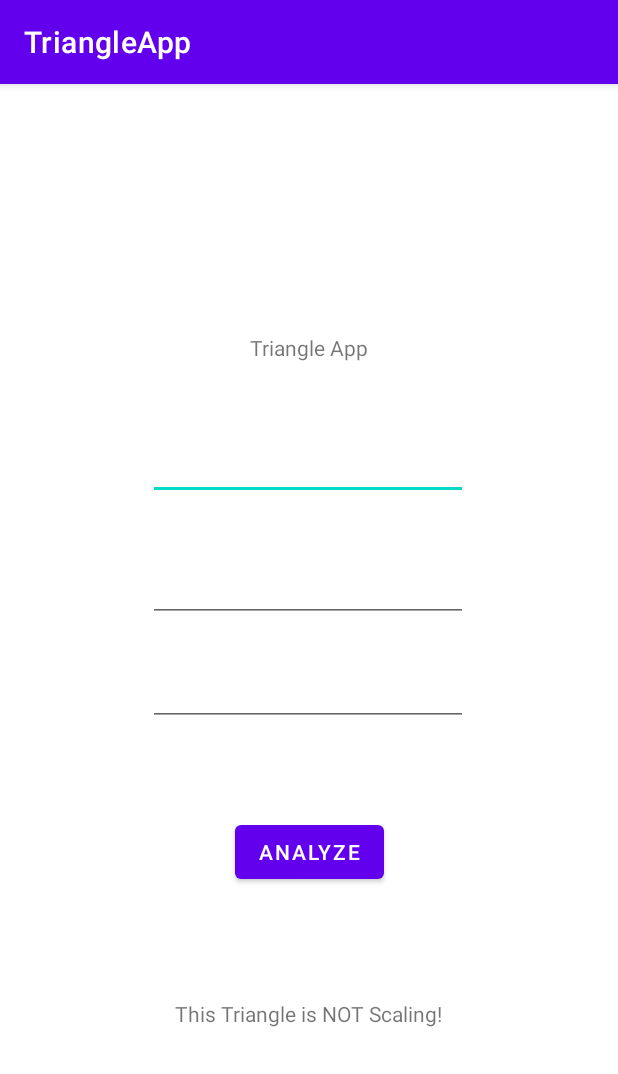
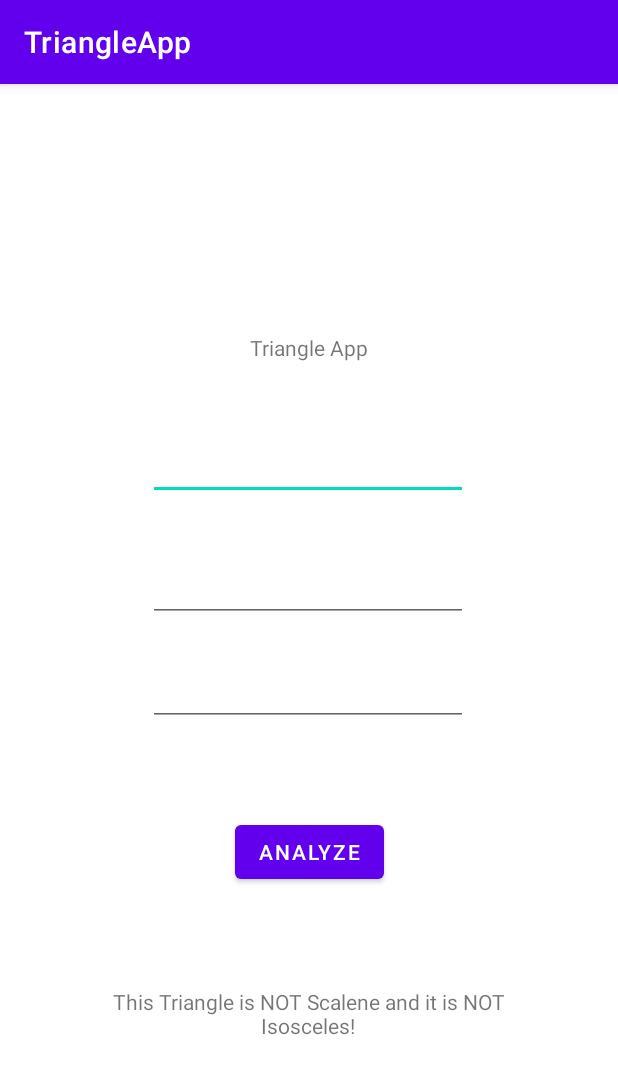
Before and after one commit to gvasquez11/TriangleApp, an Android app: the screen it shows after launch (MainActivity), after a tap on "ANALYZE", on a phone screen of 412 x 824 dp. Shown: the top 1074 px of the screen. Run offline under Robolectric (Android 15) with nearby library versions, the phone set to English and light mode, and no system bars; 3 statements that could not run were skipped.

Commit message:
can now see if a triangle is isosceles

```diff
--- a/app/src/main/java/com/example/triangleapp/MainActivity.kt
+++ b/app/src/main/java/com/example/triangleapp/MainActivity.kt
@@ -56,11 +56,17 @@ class MainActivity : AppCompatActivity() {
 
             if(num1_1 != num2_2 && num1_1 != num3_3 && num2_2 != num3_3)
             {
-                answer.setText("This Triangle is Scaling!")
+                answer.setText("This Triangle is Scalene!")
             }
+            else if(((num1_1 == num2_2) || (num1_1 == num3_3) || (num2_2 == num3_3)) &&
+                ((num1_1 != num2_2) || (num1_1 != num3_3) || (num2_2 != num3_3)))
+            {
+                answer.setText("This Triangle is Isosceles!")
+            }
+
             else
             {
-                answer.setText("This Triangle is NOT Scaling!")
+                answer.setText("This Triangle is NOT Scalene and it is NOT Isosceles!")
             }
 
         }
```
